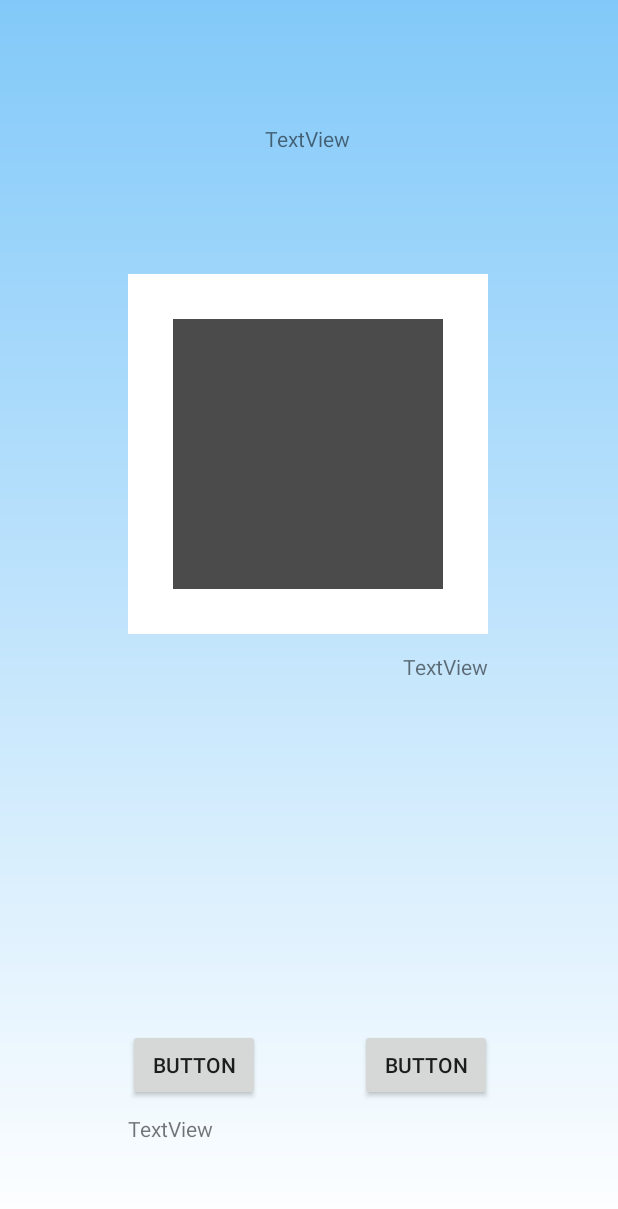
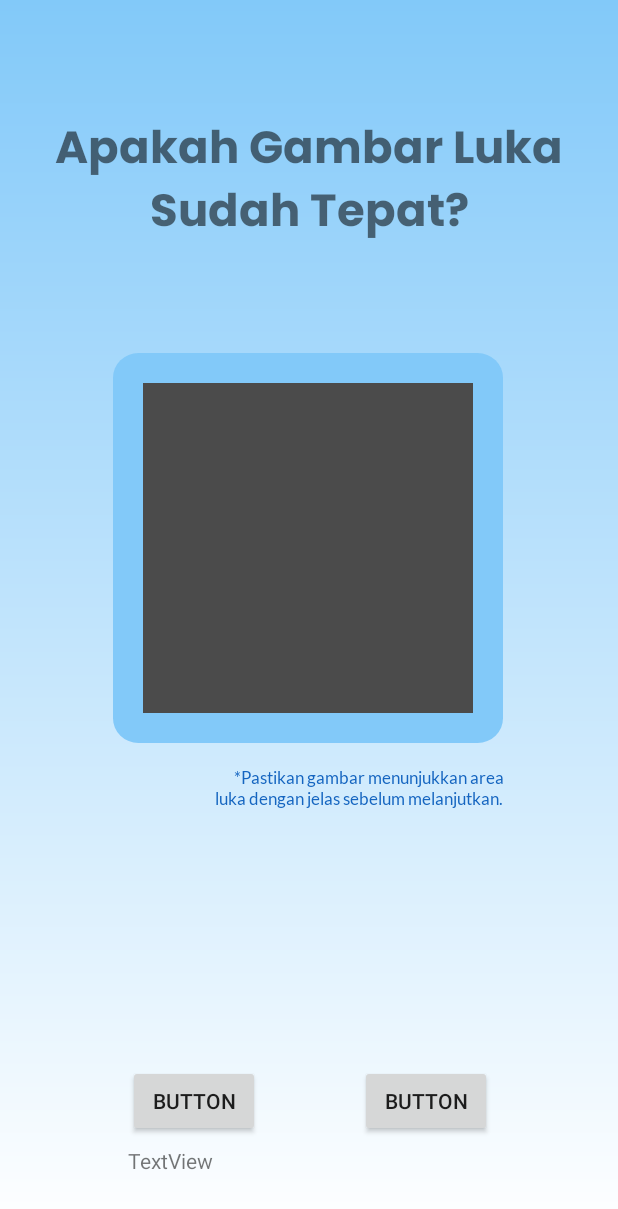
Before and after one commit to ihsanharimurti/Degree-of-Burn, an Android app: the ImageResultActivity screen opened directly, with no data from a screen before it, on a phone screen of 412 x 824 dp. Shown: the top 1209 px of the screen. Run offline under Robolectric (Android 15) with nearby library versions, the phone set to English and light mode, and no system bars.

Commit message:
fix : input and register layout fixing

```diff
--- /dev/null
+++ b/app/src/main/res/drawable/bg_rct_rsl_img.xml
@@ -0,0 +1,9 @@
+<vector xmlns:android="http://schemas.android.com/apk/res/android"
+    android:width="922dp"
+    android:height="947dp"
+    android:viewportWidth="922"
+    android:viewportHeight="947">
+  <path
+      android:pathData="M60,0L862,0A60,60 0,0 1,922 60L922,887A60,60 0,0 1,862 947L60,947A60,60 0,0 1,0 887L0,60A60,60 0,0 1,60 0z"
+      android:fillColor="#82C9F9"/>
+</vector>
--- a/app/src/main/res/layout/activity_image_result.xml
+++ b/app/src/main/res/layout/activity_image_result.xml
@@ -12,7 +12,9 @@
         android:id="@+id/textView6"
         android:layout_width="wrap_content"
         android:layout_height="wrap_content"
-        android:text="TextView"
+        android:text="Apakah Gambar Luka Sudah Tepat?"
+        android:gravity="center"
+        style="@style/Txt30PoppinsBold"
         app:layout_constraintBottom_toBottomOf="parent"
         app:layout_constraintEnd_toEndOf="parent"
         app:layout_constraintHorizontal_bias="0.498"
@@ -22,12 +24,11 @@
 
     <LinearLayout
         android:id="@+id/linearLayout7"
-        android:layout_width="wrap_content"
-        android:layout_height="wrap_content"
-        android:background="@color/white"
+        android:layout_width="260dp"
+        android:layout_height="260dp"
+        android:background="@drawable/bg_rct_rsl_img"
         android:gravity="center"
         android:orientation="vertical"
-        android:padding="30dp"
         app:layout_constraintBottom_toBottomOf="parent"
         app:layout_constraintEnd_toEndOf="parent"
         app:layout_constraintHorizontal_bias="0.497"
@@ -36,20 +37,23 @@
         app:layout_constraintVertical_bias="0.168">
 
         <ImageView
-            android:layout_width="180dp"
-            android:layout_height="180dp"
+            android:layout_width="220dp"
+            android:layout_height="220dp"
             android:layout_gravity="center"
             android:src="@color/abu_abu_landing" />
     </LinearLayout>
 
     <TextView
         android:id="@+id/textView7"
-        android:layout_width="wrap_content"
+        android:layout_width="200dp"
         android:layout_height="wrap_content"
-        android:layout_marginTop="12dp"
-        android:text="TextView"
-        app:layout_constraintEnd_toEndOf="parent"
-        app:layout_constraintHorizontal_bias="0.756"
+        android:layout_marginTop="16dp"
+        android:gravity="end"
+        android:text="*Pastikan gambar menunjukkan area luka dengan jelas sebelum melanjutkan."
+        android:textColor="@color/blue_start"
+        style="@style/Txt115Lato"
+        app:layout_constraintEnd_toEndOf="@+id/linearLayout7"
+        app:layout_constraintHorizontal_bias="1.0"
         app:layout_constraintStart_toStartOf="parent"
         app:layout_constraintTop_toBottomOf="@+id/linearLayout7" />
 
--- a/app/src/main/res/layout/activity_main.xml
+++ b/app/src/main/res/layout/activity_main.xml
@@ -49,7 +49,7 @@
             android:layout_width="wrap_content"
             android:layout_height="wrap_content"
             android:paddingStart="4dp"
-            android:text="Susi Susanti"
+            android:text="Siva Maharani"
             android:textColor="@color/black"
             android:textSize="18sp"
             android:textStyle="bold"
@@ -187,6 +187,7 @@
             android:layout_gravity="center"
             android:text="1"
             android:textStyle="bold"
+            android:textColor="@color/white"
             app:layout_constraintBottom_toBottomOf="parent"
             app:layout_constraintEnd_toEndOf="parent"
             app:layout_constraintStart_toStartOf="parent"
@@ -227,6 +228,7 @@
             android:layout_gravity="center"
             android:text="8"
             android:textStyle="bold"
+            android:textColor="@color/white"
             app:layout_constraintBottom_toBottomOf="parent"
             app:layout_constraintEnd_toEndOf="parent"
             app:layout_constraintStart_toStartOf="parent"
--- a/app/src/main/res/layout/fragment_login.xml
+++ b/app/src/main/res/layout/fragment_login.xml
@@ -92,7 +92,7 @@
             android:hint="@string/email_no_hp"
             android:inputType="textEmailAddress"
             android:padding="10dp"
-            android:textAppearance="@style/Txt115AbuLato"
+            android:textAppearance="@style/Txt115Lato"
             app:layout_constraintEnd_toEndOf="parent"
             app:layout_constraintStart_toStartOf="parent"
             app:layout_constraintTop_toBottomOf="@+id/textEmail" />
@@ -132,7 +132,7 @@
             android:hint="Password"
             android:inputType="textPassword"
             android:padding="10dp"
-            android:textAppearance="@style/Txt115AbuLato"
+            android:textAppearance="@style/Txt115Lato"
             app:layout_constraintEnd_toEndOf="parent"
             app:layout_constraintStart_toStartOf="parent"
             app:layout_constraintTop_toBottomOf="@+id/textPassword" />
--- a/app/src/main/res/values/colors.xml
+++ b/app/src/main/res/values/colors.xml
@@ -4,6 +4,7 @@
     <color name="white">#FFFFFFFF</color>
     <color name="blue_start">#1565C0</color>
     <color name="blue_end">#82C9F9</color>
+    <color name="blue_cam">#9FDAFF</color>
     <color name="abu_abu_landing">#4B4B4B</color>
 
 </resources>
--- a/app/src/main/res/values/styles.xml
+++ b/app/src/main/res/values/styles.xml
@@ -19,9 +19,8 @@
     </style>
 
 
-    <style name="Txt115AbuLato">
+    <style name="Txt115Lato">
         <item name="android:textSize">11.5sp</item> <!-- Ubah ukuran teks -->
-        <item name="android:textColorHint">@color/abu_abu_landing</item> <!-- Warna teks hint -->
         <item name="fontFamily">@font/lato_regular</item>
     </style>
 
```
Also changed, not shown: app/src/main/res/drawable/bg_btn_gradient.xml (added, +21 -0 lines), app/src/main/res/drawable/bg_rct_cam_menu.xml (added, +9 -0 lines), app/src/main/res/layout/activity_camera.xml (+16 -16 lines), app/src/main/res/layout/activity_input.xml (+10 -7 lines), app/src/main/res/layout/activity_register.xml (+14 -14 lines), app/src/main/res/drawable/btn_cam.png (added), app/src/main/res/drawable/btn_flash.png (added), app/src/main/res/drawable/btn_flip_cam.png (added).
